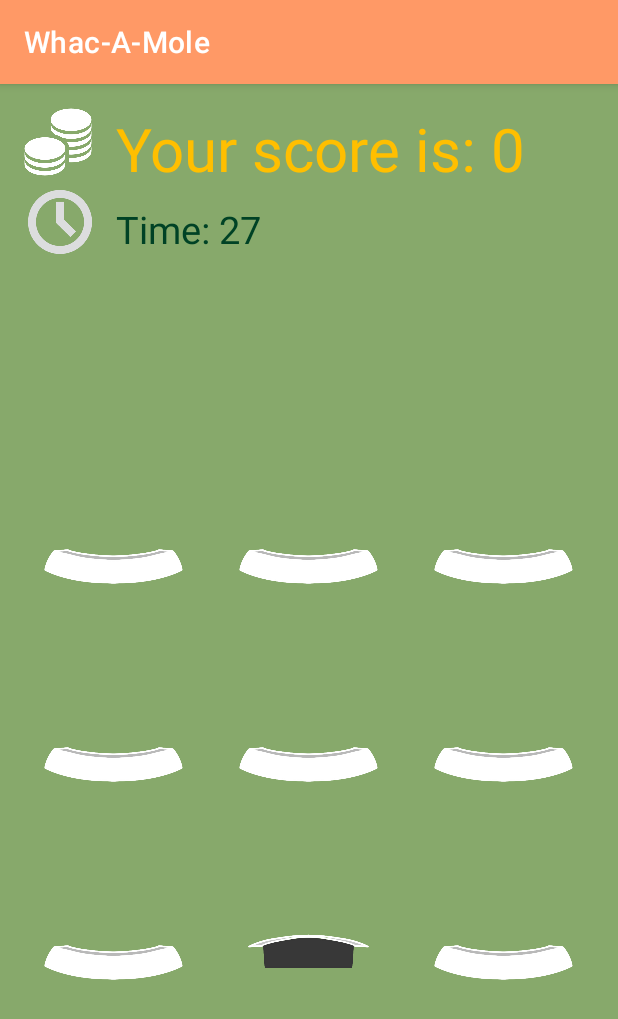
After one commit to BALASHOWILYA/Whac-A-Mole, an Android app: the GameSceneActivity screen opened directly, with no data from a screen before it, on a phone screen of 412 x 824 dp. The commit adds this screen. Shown: the top 1019 px of the screen. Run offline under Robolectric (Android 15) with nearby library versions, the phone set to English and light mode, and no system bars.

Commit message:
Added GameScene, MainMenu and EndGameMenu

```diff
--- a/app/build.gradle
+++ b/app/build.gradle
@@ -29,6 +29,9 @@ android {
     kotlinOptions {
         jvmTarget = '1.8'
     }
+    buildFeatures {
+        viewBinding true
+    }
 }
 
 dependencies {
--- a/app/src/main/AndroidManifest.xml
+++ b/app/src/main/AndroidManifest.xml
@@ -10,6 +10,12 @@
         android:supportsRtl="true"
         android:theme="@style/Theme.WhacAMole">
         <activity
+            android:name=".EndGameActivity"
+            android:exported="false" />
+        <activity
+            android:name=".GameSceneActivity"
+            android:exported="false" />
+        <activity
             android:name=".MainActivity"
             android:exported="true">
             <intent-filter>
--- /dev/null
+++ b/app/src/main/java/com/sad_ballala_projects/whac_a_mole/GameSceneActivity.kt
@@ -0,0 +1,84 @@
+package com.sad_ballala_projects.whac_a_mole
+
+import android.content.Intent
+import android.graphics.drawable.Drawable
+import android.graphics.drawable.TransitionDrawable
+import android.media.MediaPlayer
+import androidx.appcompat.app.AppCompatActivity
+import android.os.Bundle
+import android.os.CountDownTimer
+import android.widget.ImageButton
+import androidx.core.content.res.ResourcesCompat
+import com.sad_ballala_projects.whac_a_mole.databinding.ActivityFirstGameSceneBinding
+import kotlin.random.Random
+
+class GameSceneActivity : AppCompatActivity() {
+    private lateinit var btnImageArray: Array<ImageButton>
+
+    override fun onCreate(savedInstanceState: Bundle?) {
+        super.onCreate(savedInstanceState)
+        setContentView(R.layout.activity_first_game_scene)
+        val binding = ActivityFirstGameSceneBinding.inflate(layoutInflater)
+        setContentView(binding.root)
+        btnImageArray = arrayOf(
+            binding.btnMolePart011,
+            binding.btnMolePart012,
+            binding.btnMolePart013,
+            binding.btnMolePart014,
+            binding.btnMolePart015,
+            binding.btnMolePart016,
+            binding.btnMolePart017,
+            binding.btnMolePart018,
+            binding.btnMolePart019
+        )
+        var VisibleMole = 0
+        var scoreText = 0
+
+        for (button in btnImageArray) {
+            button.setOnClickListener {
+                if (btnImageArray[VisibleMole].isEnabled && btnImageArray[VisibleMole] == it) {
+                    scoreText += 1
+                    binding.scoreText.text= "Your score is: ${scoreText}"
+                    btnImageArray[VisibleMole].isEnabled = false
+                    btnImageArray[VisibleMole].setImageResource(R.drawable.mole_part_02)
+                }
+            }
+        }
+
+        object : CountDownTimer(30000, 500) {
+            override fun onTick(millisUntilFinished: Long) {
+                btnImageArray[VisibleMole].isEnabled = false
+                btnImageArray[VisibleMole].setImageResource(R.drawable.mole_part_01)
+                binding.timeText.text = "Time: ${millisUntilFinished / 1000}"
+                var newMole = Random.nextInt(9)
+                while (newMole == VisibleMole) newMole = Random.nextInt(5)
+                VisibleMole = newMole
+
+                showNewMole(mole = VisibleMole)
+            }
+
+            override fun onFinish() {
+                val i = Intent(applicationContext, EndGameActivity().javaClass)
+                i.putExtra("Your score is", scoreText.toString())
+                startActivity(i)
+            }
+        }.start()
+
+
+
+    }
+
+    private fun showNewMole(mole: Int) {
+        val btn = btnImageArray[mole]
+        btn.isEnabled = true
+        val layers = arrayOfNulls<Drawable>(2)
+
+        layers[0] = ResourcesCompat.getDrawable(resources, R.drawable.mole_part_03, null)
+        layers[1] = ResourcesCompat.getDrawable(resources, R.drawable.mole_part_04, null)
+
+        val transition = TransitionDrawable(layers)
+        transition.isCrossFadeEnabled = true
+        btn.setImageDrawable(transition)
+        transition.startTransition(180)
+    }
+}
--- /dev/null
+++ b/app/src/main/res/layout/activity_first_game_scene.xml
@@ -0,0 +1,189 @@
+<?xml version="1.0" encoding="utf-8"?>
+<androidx.constraintlayout.widget.ConstraintLayout xmlns:android="http://schemas.android.com/apk/res/android"
+    xmlns:tools="http://schemas.android.com/tools"
+    xmlns:app="http://schemas.android.com/apk/res-auto"
+    android:layout_width="match_parent"
+    android:layout_height="match_parent"
+    android:background="#87a96b"
+    tools:context=".GameSceneActivity">
+
+    <TextView
+        android:id="@+id/scoreText"
+        android:layout_width="wrap_content"
+        android:layout_height="wrap_content"
+        android:layout_marginStart="16dp"
+        android:layout_marginTop="16dp"
+        android:text="Your score is: 0"
+        android:textColor="#ffbf00"
+        android:textSize="40dp"
+        app:layout_constraintStart_toEndOf="@+id/imageView3"
+        app:layout_constraintTop_toTopOf="parent" />
+
+    <TextView
+        android:id="@+id/timeText"
+        android:layout_width="wrap_content"
+        android:layout_height="wrap_content"
+        android:layout_marginStart="16dp"
+        android:layout_marginTop="8dp"
+        android:text="Time: 30"
+        android:textColor="#004225"
+        android:textSize="25dp"
+
+
+        app:layout_constraintBottom_toBottomOf="@+id/imageView4"
+        app:layout_constraintStart_toEndOf="@+id/imageView4"
+        app:layout_constraintTop_toBottomOf="@+id/scoreText" />
+
+    <ImageView
+        android:id="@+id/imageView3"
+        android:layout_width="45dp"
+        android:layout_height="45dp"
+        android:layout_marginStart="16dp"
+        android:layout_marginTop="16dp"
+        app:layout_constraintStart_toStartOf="parent"
+        app:layout_constraintTop_toTopOf="parent"
+        app:srcCompat="@drawable/coins_icon_01" />
+
+    <ImageView
+        android:id="@+id/imageView4"
+        android:layout_width="45dp"
+        android:layout_height="45dp"
+        android:layout_marginStart="16dp"
+        android:layout_marginTop="8dp"
+
+        app:layout_constraintStart_toStartOf="parent"
+        app:layout_constraintTop_toBottomOf="@+id/imageView3"
+        app:srcCompat="@drawable/time_icon_01" />
+
+    <GridLayout
+        android:id="@+id/gridLayout"
+        android:layout_width="match_parent"
+        android:layout_height="match_parent"
+        android:layout_margin="10sp"
+        android:columnCount="3"
+        android:rowCount="5"
+        tools:layout_editor_absoluteX="3dp"
+        tools:layout_editor_absoluteY="16dp">
+
+        <ImageButton
+            android:id="@+id/btn_mole_part_01_1"
+            android:layout_width="130sp"
+            android:layout_height="100sp"
+            android:layout_row="0"
+            android:layout_column="0"
+            android:layout_marginTop="256dp"
+            android:background="?attr/selectableItemBackgroundBorderless"
+            android:cropToPadding="false"
+            android:saveEnabled="false"
+            android:scaleType="centerInside"
+            app:srcCompat="@drawable/mole_part_01" />
+
+        <ImageButton
+            android:id="@+id/btn_mole_part_01_2"
+            android:layout_width="130sp"
+            android:layout_height="100sp"
+            android:layout_row="0"
+            android:layout_column="1"
+            android:layout_marginTop="256dp"
+            android:background="?attr/selectableItemBackgroundBorderless"
+            android:cropToPadding="false"
+            android:saveEnabled="false"
+            android:scaleType="centerInside"
+            app:srcCompat="@drawable/mole_part_01" />
+
+        <ImageButton
+            android:id="@+id/btn_mole_part_01_3"
+            android:layout_width="130sp"
+            android:layout_height="100sp"
+            android:layout_row="0"
+            android:layout_column="2"
+            android:layout_marginTop="256dp"
+            android:background="?attr/selectableItemBackgroundBorderless"
+            android:cropToPadding="false"
+            android:saveEnabled="false"
+            android:scaleType="centerInside"
+            app:srcCompat="@drawable/mole_part_01" />
+
+        <ImageButton
+            android:id="@+id/btn_mole_part_01_4"
+            android:layout_width="130sp"
+            android:layout_height="100sp"
+            android:layout_row="1"
+            android:layout_column="0"
+            android:layout_marginTop="32dp"
+            android:background="?attr/selectableItemBackgroundBorderless"
+            android:cropToPadding="false"
+            android:saveEnabled="false"
+            android:scaleType="centerInside"
+            app:srcCompat="@drawable/mole_part_01" />
+
+        <ImageButton
+            android:id="@+id/btn_mole_part_01_5"
+            android:layout_width="130sp"
+            android:layout_height="100sp"
+            android:layout_row="1"
+            android:layout_column="1"
+            android:layout_marginTop="32dp"
+            android:background="?attr/selectableItemBackgroundBorderless"
+            android:cropToPadding="false"
+            android:saveEnabled="false"
+            android:scaleType="centerInside"
+            app:srcCompat="@drawable/mole_part_01" />
+
+        <ImageButton
+            android:id="@+id/btn_mole_part_01_6"
+            android:layout_width="130sp"
+            android:layout_height="100sp"
+            android:layout_row="1"
+            android:layout_column="2"
+            android:layout_marginTop="32dp"
+            android:background="?attr/selectableItemBackgroundBorderless"
+            android:cropToPadding="false"
+            android:saveEnabled="false"
+            android:scaleType="centerInside"
+            app:srcCompat="@drawable/mole_part_01" />
+
+        <ImageButton
+            android:id="@+id/btn_mole_part_01_7"
+            android:layout_width="130sp"
+            android:layout_height="100sp"
+            android:layout_row="2"
+            android:layout_column="0"
+            android:layout_marginTop="32dp"
+            android:background="?attr/selectableItemBackgroundBorderless"
+            android:cropToPadding="false"
+            android:saveEnabled="false"
+            android:scaleType="centerInside"
+            app:srcCompat="@drawable/mole_part_01" />
+
+        <ImageButton
+            android:id="@+id/btn_mole_part_01_8"
+            android:layout_width="130sp"
+            android:layout_height="100sp"
+            android:layout_row="2"
+            android:layout_column="1"
+            android:layout_marginTop="32dp"
+            android:background="?attr/selectableItemBackgroundBorderless"
+            android:cropToPadding="false"
+            android:saveEnabled="false"
+            android:scaleType="centerInside"
+            app:srcCompat="@drawable/mole_part_01" />
+
+        <ImageButton
+            android:id="@+id/btn_mole_part_01_9"
+            android:layout_width="130sp"
+            android:layout_height="100sp"
+            android:layout_row="2"
+            android:layout_column="2"
+            android:layout_marginTop="32dp"
+            android:background="?attr/selectableItemBackgroundBorderless"
+            android:cropToPadding="false"
+            android:saveEnabled="false"
+            android:scaleType="centerInside"
+            app:srcCompat="@drawable/mole_part_01" />
+
+
+    </GridLayout>
+
+
+</androidx.constraintlayout.widget.ConstraintLayout>
--- /dev/null
+++ b/app/src/main/res/values-night/strings.xml
@@ -0,0 +1,4 @@
+<?xml version="1.0" encoding="utf-8"?>
+<resources>
+    <string name="play">Play</string>
+</resources>
--- a/app/src/main/res/values/colors.xml
+++ b/app/src/main/res/values/colors.xml
@@ -1,7 +1,7 @@
 <?xml version="1.0" encoding="utf-8"?>
 <resources>
     <color name="purple_200">#FFBB86FC</color>
-    <color name="purple_500">#FF6200EE</color>
+    <color name="AtomicTangerine">#ff9966</color>
     <color name="purple_700">#FF3700B3</color>
     <color name="teal_200">#FF03DAC5</color>
     <color name="teal_700">#FF018786</color>
--- a/app/src/main/res/values/strings.xml
+++ b/app/src/main/res/values/strings.xml
@@ -1,3 +1,5 @@
 <resources>
     <string name="app_name">Whac-A-Mole</string>
+    <string name="play">Play</string>
+    <string name="message">play</string>
 </resources>
--- a/app/src/main/res/values/themes.xml
+++ b/app/src/main/res/values/themes.xml
@@ -2,7 +2,7 @@
     <!-- Base application theme. -->
     <style name="Theme.WhacAMole" parent="Theme.MaterialComponents.DayNight.DarkActionBar">
         <!-- Primary brand color. -->
-        <item name="colorPrimary">@color/purple_500</item>
+        <item name="colorPrimary">@color/AtomicTangerine</item>
         <item name="colorPrimaryVariant">@color/purple_700</item>
         <item name="colorOnPrimary">@color/white</item>
         <!-- Secondary brand color. -->
```
Also changed, not shown: app/src/main/java/com/sad_ballala_projects/whac_a_mole/EndGameActivity.kt (added, +24 -0 lines), app/src/main/java/com/sad_ballala_projects/whac_a_mole/MainActivity.kt (+15 -1 lines), app/src/main/res/layout/activity_end_game.xml (added, +59 -0 lines), app/src/main/res/layout/activity_main.xml (+11 -4 lines), app/src/main/res/drawable/coins_icon_01.png (added), app/src/main/res/drawable/mole_part_01.png (added), app/src/main/res/drawable/mole_part_02.png (added), app/src/main/res/drawable/mole_part_03.png (added), app/src/main/res/drawable/mole_part_04.png (added), app/src/main/res/drawable/time_icon_01.png (added).
